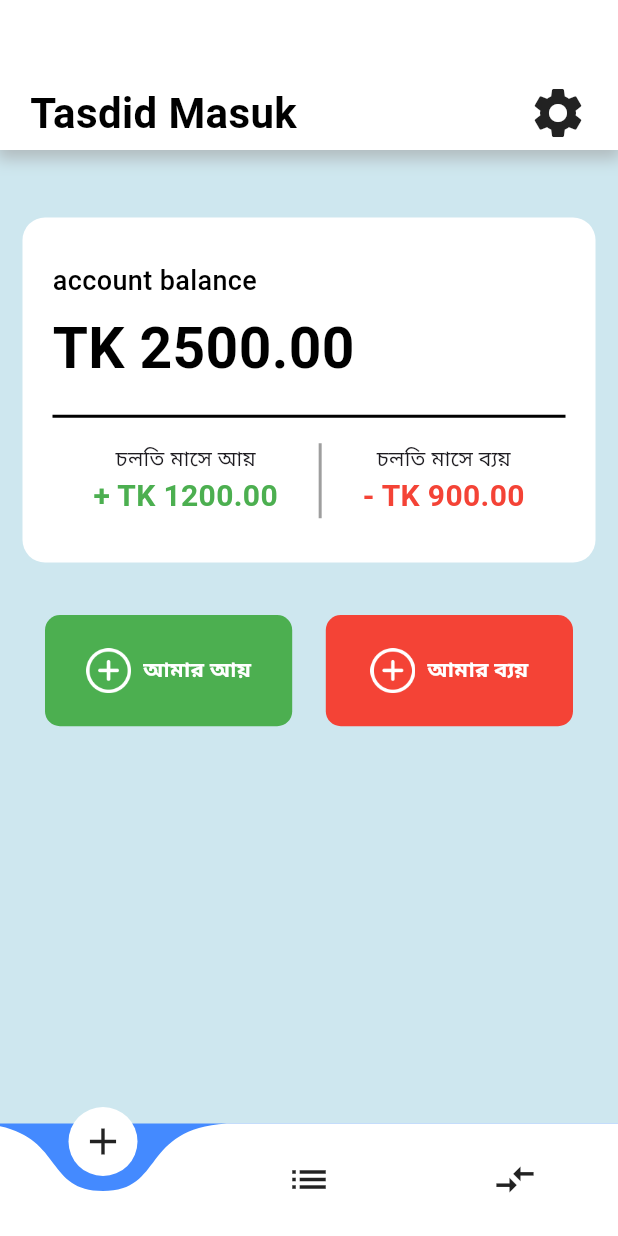
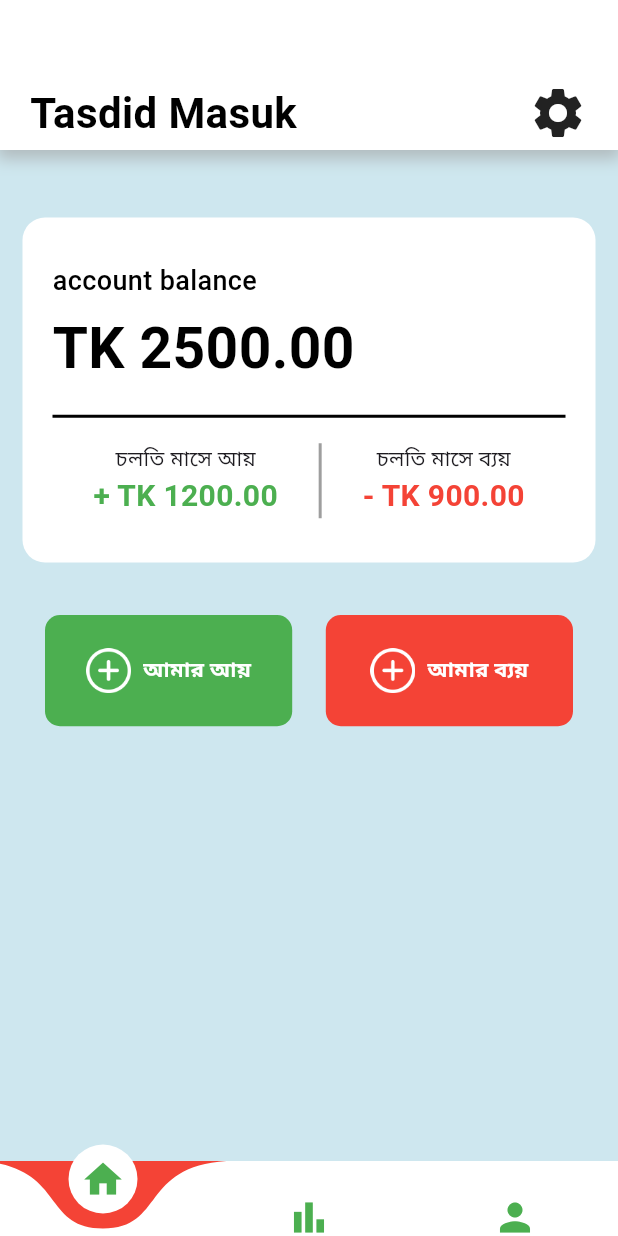
Before and after one commit to tasdidmasuk/amar_hisab_app, a Flutter app: the screen it shows after launch, on a phone screen of 412 x 824 dp. Run offline on Flutter 3.47's test engine with Material 3 defaults, Android fonts, the phone set to English and light mode, and no system bars; drawn by our look-alikes of curved_navigation_bar.

Commit message:
initial commit

```diff
--- a/lib/Pages/home_page/home.dart
+++ b/lib/Pages/home_page/home.dart
@@ -237,11 +237,16 @@ class _HomeState extends State<Home> {
 
 
       bottomNavigationBar: CurvedNavigationBar(
-        backgroundColor: Colors.blueAccent,
+        backgroundColor: Colors.red,
+        color: Colors.white,
+        animationDuration: Duration(milliseconds: 600),
+        height: 50.0,
+
+
         items: <Widget>[
-          Icon(Icons.add, size: 30),
-          Icon(Icons.list, size: 30),
-          Icon(Icons.compare_arrows, size: 30),
+          Icon(Icons.home, size: 30, color: Colors.green,),
+          Icon(Icons.bar_chart, size: 30, color: Colors.green,),
+          Icon(Icons.person, size: 30, color: Colors.green,),
         ],
         onTap: (index) {
           //Handle button tap
--- a/lib/main.dart
+++ b/lib/main.dart
@@ -1,3 +1,5 @@
+import 'package:amar_hisab/Pages/eliment/list1.dart';
+
 import 'package:amar_hisab/Pages/home_page/home.dart';
 import 'package:amar_hisab/Pages/login_page/login.dart';
 import 'package:amar_hisab/Pages/login_page/signup.dart';
--- a/pubspec.yaml
+++ b/pubspec.yaml
@@ -32,6 +32,7 @@ dependencies:
     sdk: flutter
 
   curved_navigation_bar: ^1.0.6
+  pie_chart: ^5.4.0
 
   # The following adds the Cupertino Icons font to your application.
   # Use with the CupertinoIcons class for iOS style icons.
```
Also changed, not shown: lib/Pages/eliment/list1.dart (added, +23 -0 lines), pubspec.lock.
